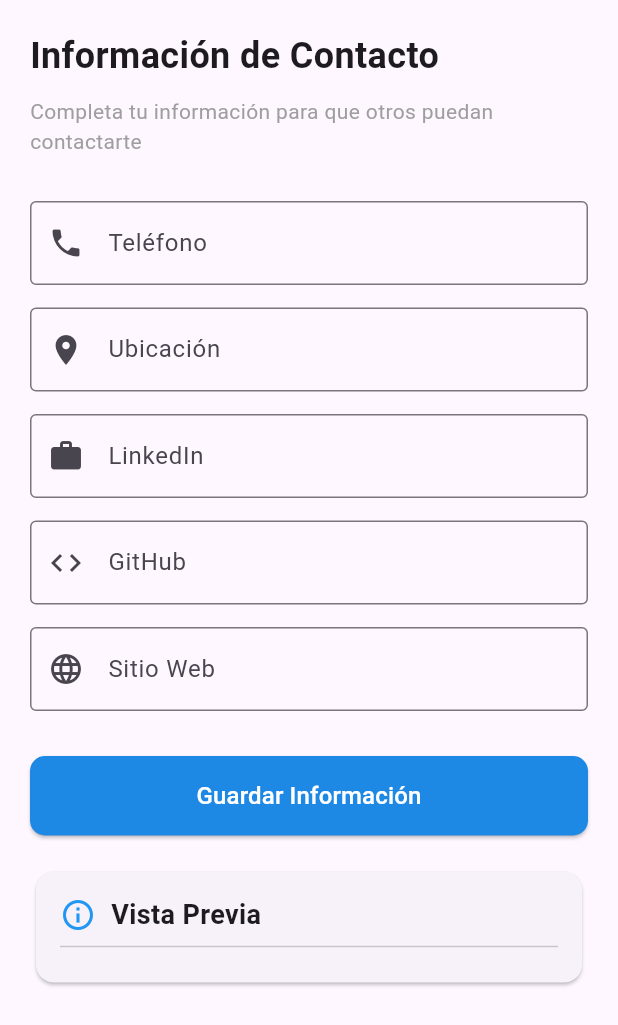
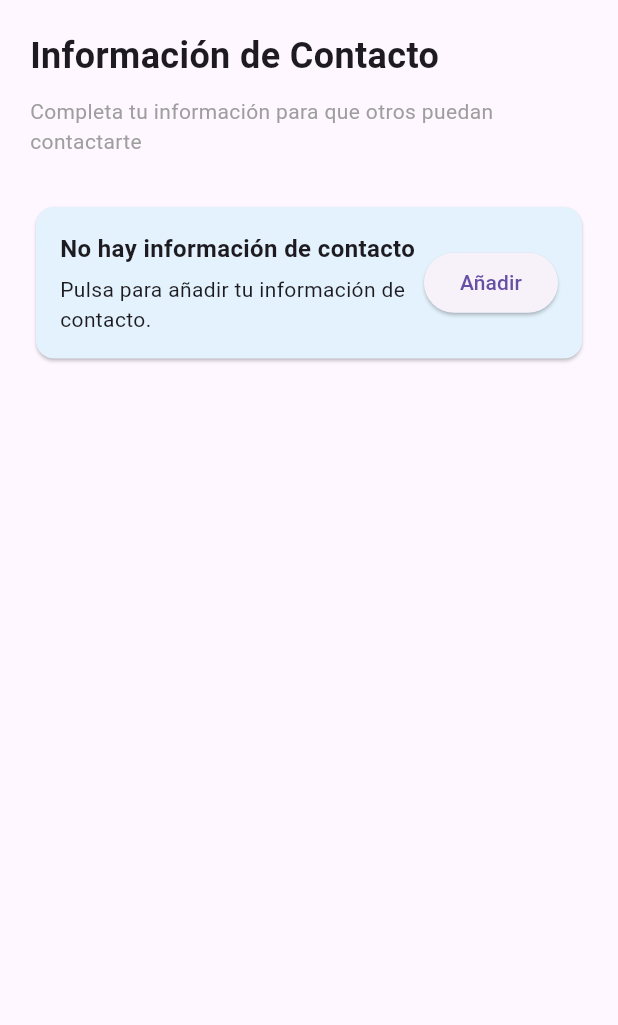
Before and after one commit to asebasg/portafolio_flutter_app, a Flutter app: the ContactPage screen opened directly, on a phone screen of 412 x 824 dp. Shown: the top 1025 px of the screen. Run offline on Flutter 3.47's test engine with Material 3 defaults, Android fonts, the phone set to English and light mode, and no system bars; our stand-ins replace cloud_firestore, firebase_auth, firebase_core, image_picker, shared_preferences; accounts and stored records are empty.

Commit message:
refactor(contact_page): Renovar el flujo de información de contacto y la interfaz de usuario
- Implementar la función de añadir, editar y eliminar información de contacto
- Usar diálogos para editar los datos de contacto
- Mostrar vista previa con menú para editar y eliminar
- Añadir interfaz de usuario para escenarios sin contacto
- Mejorar la gestión de estados y la gestión de errores

```diff
--- a/lib/contact_page.dart
+++ b/lib/contact_page.dart
@@ -1,6 +1,5 @@
 // lib/contact_page.dart
 import 'package:flutter/material.dart';
-import 'package:cloud_firestore/cloud_firestore.dart';
 import 'services/firestore_service.dart';
 
 class ContactPage extends StatefulWidget {
@@ -19,12 +18,18 @@ class _ContactPageState extends State<ContactPage> {
   final TextEditingController _websiteController = TextEditingController();
 
   bool _isLoading = true;
-  bool _isSaving = false;
+  bool _hasContact = false;
 
   @override
   void initState() {
     super.initState();
     _loadContactInfo();
+    // keep preview in sync when user types
+    _phoneController.addListener(() => setState(() {}));
+    _locationController.addListener(() => setState(() {}));
+    _linkedinController.addListener(() => setState(() {}));
+    _githubController.addListener(() => setState(() {}));
+    _websiteController.addListener(() => setState(() {}));
   }
 
   Future<void> _loadContactInfo() async {
@@ -38,24 +43,26 @@ class _ContactPageState extends State<ContactPage> {
           _linkedinController.text = data['linkedin'] ?? '';
           _githubController.text = data['github'] ?? '';
           _websiteController.text = data['website'] ?? '';
+          _hasContact = true;
           _isLoading = false;
         });
       } else {
         setState(() {
+          _hasContact = false;
           _isLoading = false;
         });
       }
     } catch (e) {
+      if (mounted) {
         setState(() {
           _isLoading = false;
         });
       }
     }
+  }
 
   Future<void> _saveContactInfo() async {
-    setState(() {
-      _isSaving = true;
-    });
+    // saving state not tracked by UI (dialog disables itself)
 
     try {
       await _firestoreService.updateContact(
@@ -67,28 +74,102 @@ class _ContactPageState extends State<ContactPage> {
       );
 
       if (mounted) {
-        ScaffoldMessenger.of(
-          context,
-        ).showSnackBar(const SnackBar(content: Text("✅ Información guardada")));
+        setState(() {
+          _hasContact = true;
+        });
+        ScaffoldMessenger.of(context).showSnackBar(const SnackBar(content: Text('✅ Información guardada')));
       }
     } catch (e) {
       if (mounted) {
-        ScaffoldMessenger.of(
-          context,
-        ).showSnackBar(SnackBar(content: Text("❌ Error: $e")));
+        ScaffoldMessenger.of(context).showSnackBar(SnackBar(content: Text('❌ Error: $e')));
       }
-    } finally {
+    } finally {}
+  }
+
+  Future<void> _deleteContact() async {
+    try {
+      await _firestoreService.deleteContact();
+      if (mounted) {
         setState(() {
-        _isSaving = false;
+          _phoneController.clear();
+          _locationController.clear();
+          _linkedinController.clear();
+          _githubController.clear();
+          _websiteController.clear();
+          _hasContact = false;
         });
+        ScaffoldMessenger.of(context).showSnackBar(const SnackBar(content: Text('✅ Información eliminada')));
       }
+    } catch (e) {
+      if (mounted) {
+        ScaffoldMessenger.of(context).showSnackBar(SnackBar(content: Text('❌ Error eliminando: $e')));
+      }
+    }
+  }
+
+  Future<void> _showEditDialog({required bool isEditing}) async {
+    if (!isEditing) {
+      // clear controllers for adding
+      _phoneController.clear();
+      _locationController.clear();
+      _linkedinController.clear();
+      _githubController.clear();
+      _websiteController.clear();
+    }
+
+    await showDialog<void>(
+      context: context,
+      builder: (context) => AlertDialog(
+        title: Text(isEditing ? 'Editar información de contacto' : 'Añadir información de contacto'),
+        content: SingleChildScrollView(
+          child: Column(
+            mainAxisSize: MainAxisSize.min,
+            children: [
+              TextField(
+                controller: _phoneController,
+                decoration: const InputDecoration(labelText: 'Teléfono', prefixIcon: Icon(Icons.phone)),
+                keyboardType: TextInputType.phone,
+              ),
+              const SizedBox(height: 8),
+              TextField(
+                controller: _locationController,
+                decoration: const InputDecoration(labelText: 'Ubicación', prefixIcon: Icon(Icons.location_on)),
+              ),
+              const SizedBox(height: 8),
+              TextField(
+                controller: _linkedinController,
+                decoration: const InputDecoration(labelText: 'LinkedIn', prefixIcon: Icon(Icons.work)),
+              ),
+              const SizedBox(height: 8),
+              TextField(
+                controller: _githubController,
+                decoration: const InputDecoration(labelText: 'GitHub', prefixIcon: Icon(Icons.code)),
+              ),
+              const SizedBox(height: 8),
+              TextField(
+                controller: _websiteController,
+                decoration: const InputDecoration(labelText: 'Sitio Web', prefixIcon: Icon(Icons.language)),
+              ),
+            ],
+          ),
+        ),
+        actions: [
+          TextButton(onPressed: () => Navigator.of(context).pop(), child: const Text('Cancelar')),
+          ElevatedButton(
+            onPressed: () async {
+              Navigator.of(context).pop();
+              await _saveContactInfo();
+            },
+            child: const Text('Guardar'),
+          ),
+        ],
+      ),
+    );
   }
 
   @override
   Widget build(BuildContext context) {
-    if (_isLoading) {
-      return const Center(child: CircularProgressIndicator());
-    }
+    if (_isLoading) return const Center(child: CircularProgressIndicator());
 
     return Scaffold(
       body: SingleChildScrollView(
@@ -96,146 +177,99 @@ class _ContactPageState extends State<ContactPage> {
         child: Column(
           crossAxisAlignment: CrossAxisAlignment.start,
           children: [
-            const Text(
-              "Información de Contacto",
-              style: TextStyle(fontSize: 24, fontWeight: FontWeight.bold),
-            ),
+            const Text('Información de Contacto', style: TextStyle(fontSize: 24, fontWeight: FontWeight.bold)),
             const SizedBox(height: 10),
-            const Text(
-              "Completa tu información para que otros puedan contactarte",
-              style: TextStyle(color: Colors.grey),
-            ),
+            const Text('Completa tu información para que otros puedan contactarte', style: TextStyle(color: Colors.grey)),
             const SizedBox(height: 30),
-            TextField(
-              controller: _phoneController,
-              decoration: const InputDecoration(
-                labelText: "Teléfono",
-                prefixIcon: Icon(Icons.phone),
-                border: OutlineInputBorder(),
-              ),
-              keyboardType: TextInputType.phone,
-            ),
-            const SizedBox(height: 15),
-            TextField(
-              controller: _locationController,
-              decoration: const InputDecoration(
-                labelText: "Ubicación",
-                prefixIcon: Icon(Icons.location_on),
-                border: OutlineInputBorder(),
+
+            // Add card when no contact
+            if (!_hasContact)
+              Card(
+                color: Colors.blue.shade50,
+                child: Padding(
+                  padding: const EdgeInsets.all(16),
+                  child: Row(
+                    mainAxisAlignment: MainAxisAlignment.spaceBetween,
+                    children: [
+                      Expanded(
+                        child: Column(
+                          crossAxisAlignment: CrossAxisAlignment.start,
+                          children: const [
+                            Text('No hay información de contacto', style: TextStyle(fontSize: 16, fontWeight: FontWeight.bold)),
+                            SizedBox(height: 6),
+                            Text('Pulsa para añadir tu información de contacto.'),
+                          ],
                         ),
                       ),
-            const SizedBox(height: 15),
-            TextField(
-              controller: _linkedinController,
-              decoration: const InputDecoration(
-                labelText: "LinkedIn",
-                prefixIcon: Icon(Icons.work),
-                border: OutlineInputBorder(),
-                hintText: "https://linkedin.com/in/tu-perfil",
+                      ElevatedButton(onPressed: () => _showEditDialog(isEditing: false), child: const Text('Añadir')),
+                    ],
                   ),
                 ),
-            const SizedBox(height: 15),
-            TextField(
-              controller: _githubController,
-              decoration: const InputDecoration(
-                labelText: "GitHub",
-                prefixIcon: Icon(Icons.code),
-                border: OutlineInputBorder(),
-                hintText: "https://github.com/tu-usuario",
-              ),
-            ),
-            const SizedBox(height: 15),
-            TextField(
-              controller: _websiteController,
-              decoration: const InputDecoration(
-                labelText: "Sitio Web",
-                prefixIcon: Icon(Icons.language),
-                border: OutlineInputBorder(),
-                hintText: "https://tu-sitio.com",
-              ),
-            ),
-            const SizedBox(height: 30),
-            SizedBox(
-              width: double.infinity,
-              child: ElevatedButton(
-                onPressed: _isSaving ? null : _saveContactInfo,
-                style: ElevatedButton.styleFrom(
-                  backgroundColor: const Color(0xFF1E88E5),
-                  padding: const EdgeInsets.symmetric(vertical: 15),
-                  shape: RoundedRectangleBorder(
-                    borderRadius: BorderRadius.circular(10),
-                  ),
-                ),
-                child: _isSaving
-                    ? const SizedBox(
-                        height: 20,
-                        width: 20,
-                        child: CircularProgressIndicator(
-                          color: Colors.white,
-                          strokeWidth: 2,
-                        ),
               )
-                    : const Text(
-                        "Guardar Información",
-                        style: TextStyle(color: Colors.white, fontSize: 16),
-                      ),
-              ),
-            ),
-            const SizedBox(height: 20),
+            else
+              // Preview card with edit/delete menu
               Card(
                 child: Padding(
-                padding: const EdgeInsets.all(16),
+                  padding: const EdgeInsets.all(12),
+                  child: Row(
+                    crossAxisAlignment: CrossAxisAlignment.start,
+                    children: [
+                      const Icon(Icons.contact_mail, color: Colors.blue),
+                      const SizedBox(width: 12),
+                      Expanded(
                         child: Column(
                           crossAxisAlignment: CrossAxisAlignment.start,
                           children: [
-                    const Row(
+                            Row(
+                              mainAxisAlignment: MainAxisAlignment.spaceBetween,
                               children: [
-                        Icon(Icons.info_outline, color: Colors.blue),
-                        SizedBox(width: 10),
-                        Text(
-                          "Vista Previa",
-                          style: TextStyle(
-                            fontSize: 18,
-                            fontWeight: FontWeight.bold,
+                                const Text('Información de contacto', style: TextStyle(fontWeight: FontWeight.bold, fontSize: 16)),
+                                PopupMenuButton<String>(
+                                  onSelected: (value) async {
+                                    if (value == 'edit') {
+                                      await _showEditDialog(isEditing: true);
+                                    } else if (value == 'delete') {
+                                      final confirm = await showDialog<bool>(
+                                        context: context,
+                                        builder: (context) => AlertDialog(
+                                          title: const Text('Confirmar'),
+                                          content: const Text('¿Seguro que quieres eliminar la información de contacto?'),
+                                          actions: [
+                                            TextButton(onPressed: () => Navigator.of(context).pop(false), child: const Text('Cancelar')),
+                                            TextButton(onPressed: () => Navigator.of(context).pop(true), child: const Text('Eliminar')),
+                                          ],
                                         ),
+                                      );
+                                      if (confirm == true) await _deleteContact();
+                                    }
+                                  },
+                                  itemBuilder: (context) => const [
+                                    PopupMenuItem(value: 'edit', child: Text('Editar')),
+                                    PopupMenuItem(value: 'delete', child: Text('Eliminar')),
+                                  ],
                                 ),
                               ],
                             ),
-                    const Divider(),
+                            const SizedBox(height: 8),
                             if (_phoneController.text.isNotEmpty)
-                      ListTile(
-                        leading: const Icon(Icons.phone),
-                        title: Text(_phoneController.text),
-                        dense: true,
+                              ListTile(contentPadding: EdgeInsets.zero, leading: const Icon(Icons.phone), title: Text(_phoneController.text), dense: true),
+                            if (_locationController.text.isNotEmpty)
+                              ListTile(contentPadding: EdgeInsets.zero, leading: const Icon(Icons.location_on), title: Text(_locationController.text), dense: true),
+                            if (_linkedinController.text.isNotEmpty)
+                              const ListTile(contentPadding: EdgeInsets.zero, leading: Icon(Icons.work), title: Text('LinkedIn'), dense: true),
+                            if (_githubController.text.isNotEmpty)
+                              const ListTile(contentPadding: EdgeInsets.zero, leading: Icon(Icons.code), title: Text('GitHub'), dense: true),
+                            if (_websiteController.text.isNotEmpty)
+                              const ListTile(contentPadding: EdgeInsets.zero, leading: Icon(Icons.language), title: Text('Sitio Web'), dense: true),
+                          ],
                         ),
-                    if (_locationController.text.isNotEmpty)
-                      ListTile(
-                        leading: const Icon(Icons.location_on),
-                        title: Text(_locationController.text),
-                        dense: true,
-                      ),
-                    if (_linkedinController.text.isNotEmpty)
-                      ListTile(
-                        leading: const Icon(Icons.work),
-                        title: const Text("LinkedIn"),
-                        dense: true,
-                      ),
-                    if (_githubController.text.isNotEmpty)
-                      ListTile(
-                        leading: const Icon(Icons.code),
-                        title: const Text("GitHub"),
-                        dense: true,
-                      ),
-                    if (_websiteController.text.isNotEmpty)
-                      ListTile(
-                        leading: const Icon(Icons.language),
-                        title: const Text("Sitio Web"),
-                        dense: true,
                       ),
                     ],
                   ),
                 ),
               ),
+
+            const SizedBox(height: 8),
           ],
         ),
       ),
@@ -244,6 +278,11 @@ class _ContactPageState extends State<ContactPage> {
 
   @override
   void dispose() {
+    _phoneController.removeListener(() {});
+    _locationController.removeListener(() {});
+    _linkedinController.removeListener(() {});
+    _githubController.removeListener(() {});
+    _websiteController.removeListener(() {});
     _phoneController.dispose();
     _locationController.dispose();
     _linkedinController.dispose();
--- a/lib/main.dart
+++ b/lib/main.dart
@@ -12,7 +12,6 @@ import 'splash_screen.dart';
 import 'skill_page.dart';
 import 'contact_page.dart';
 import 'services/firebase_auth_service.dart';
-import 'services/firestore_service.dart';
 
 // - 🎯 Próximos pasos después de configurar:
 // ~ 1. Reemplazar login simulado por Firebase Auth
```
Also changed, not shown: lib/services/firestore_service.dart (+10 -0 lines). Lines whose indentation alone changed are shown as unchanged.
